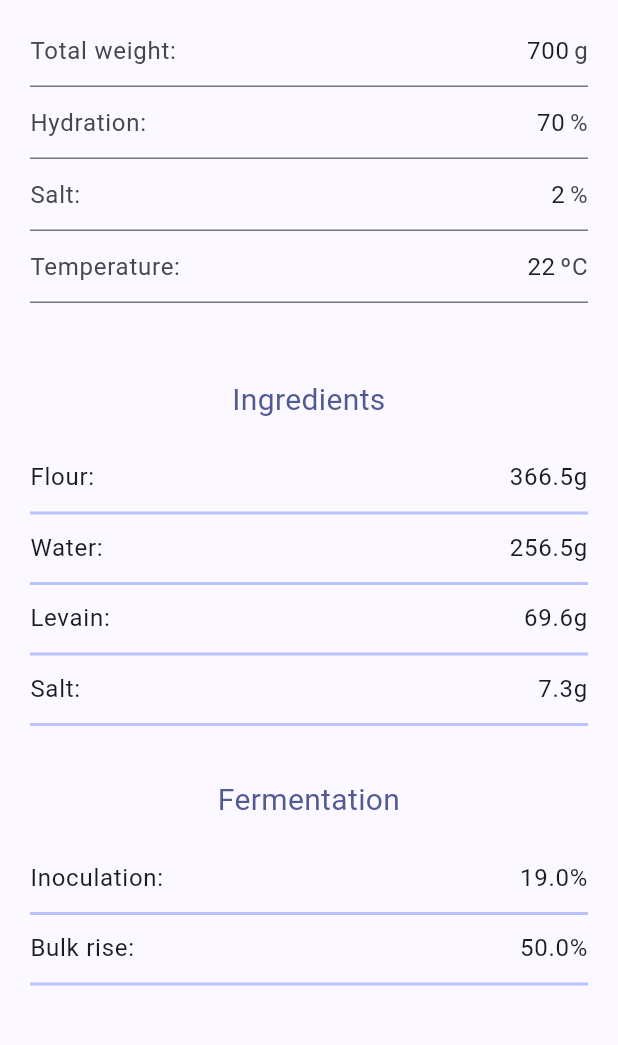
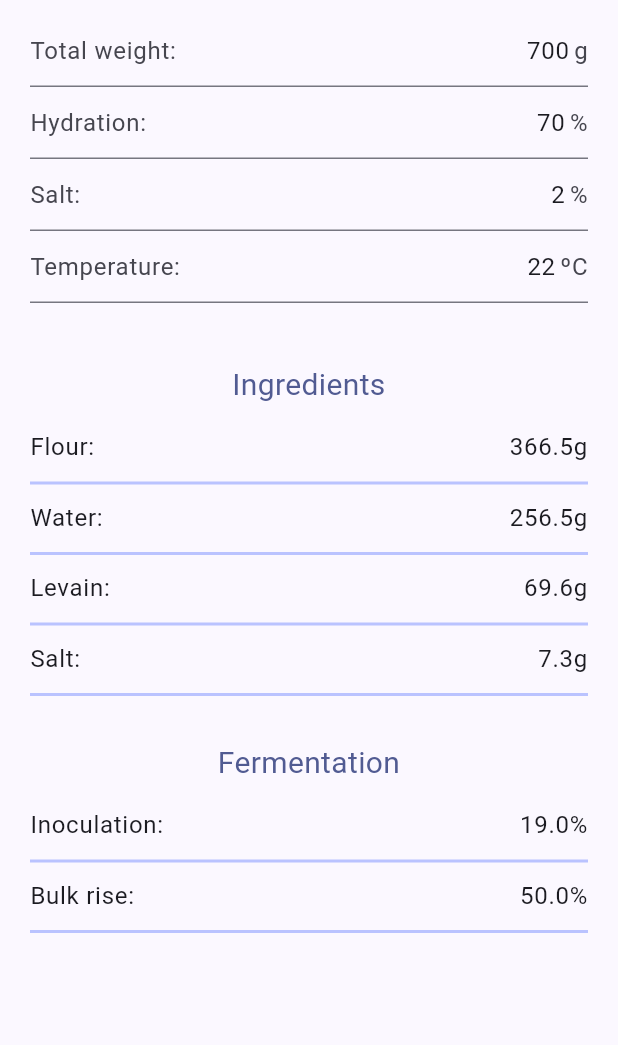
Before and after one commit to duddu/sourdoc, a Flutter app: the screen it shows after launch, on a phone screen of 412 x 824 dp, the part 84-1129 px from its top. Run offline on Flutter 3.47's test engine with Material 2 defaults, Android fonts, the light colour scheme and no system bars.

Commit message:
Update headers padding

```diff
--- a/lib/main.dart
+++ b/lib/main.dart
@@ -163,7 +163,7 @@
             children: <FullWidthHeaderWithPadding>[
               FullWidthHeaderWithPadding(
                 text: 'Ingredients',
-                paddingTop: 50,
+                paddingTop: 40,
               )
             ],
           ),
--- a/lib/widgets/full_width_header_with_padding.dart
+++ b/lib/widgets/full_width_header_with_padding.dart
@@ -4,7 +4,7 @@ class FullWidthHeaderWithPadding extends StatelessWidget {
   const FullWidthHeaderWithPadding({
     super.key,
     required this.text,
-    this.paddingTop = 35,
+    this.paddingTop = 30,
   });
 
   final String text;
@@ -14,7 +14,7 @@ class FullWidthHeaderWithPadding extends StatelessWidget {
   Widget build(BuildContext context) {
     return Expanded(
         child: Padding(
-      padding: EdgeInsets.fromLTRB(0, paddingTop, 0, 15),
+      padding: EdgeInsets.fromLTRB(0, paddingTop, 0, 5),
       child: Text(
         text,
         style: TextStyle(
```
